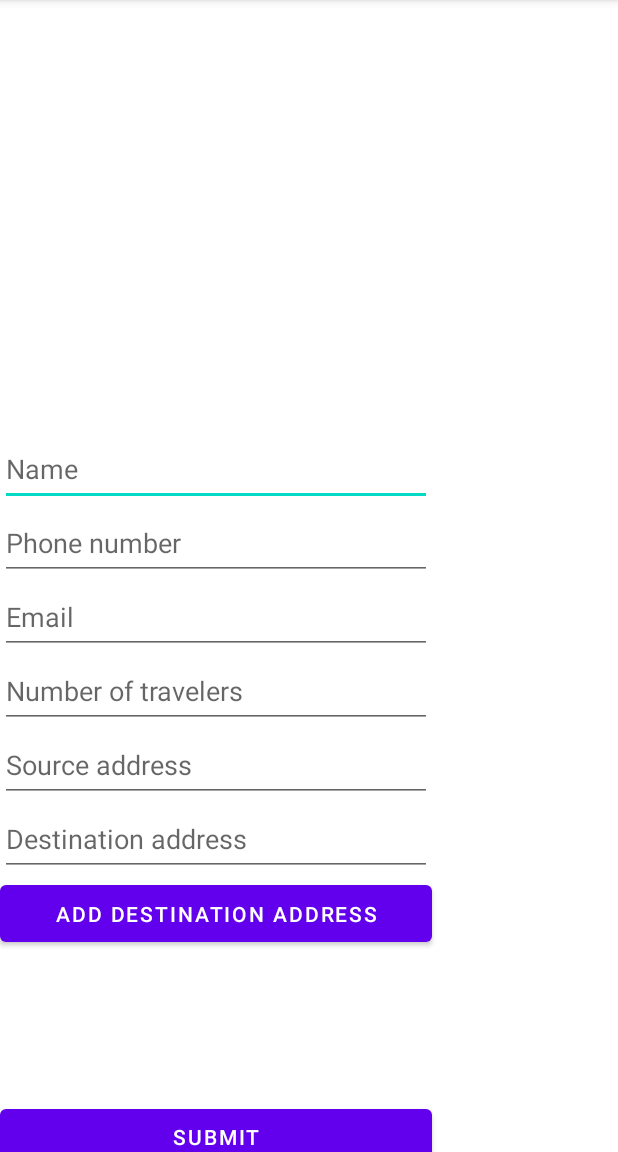
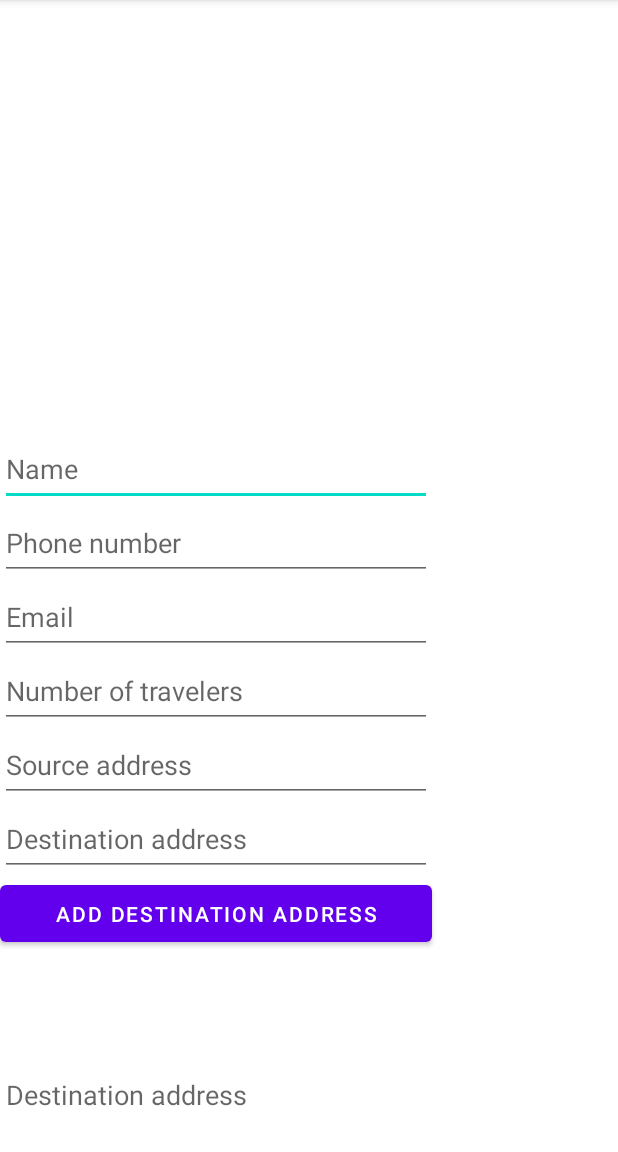
Before and after one commit to yabartf/Android_Project, an Android app: the AddTravelActivity screen opened directly, with no data from a screen before it, after a tap on "ADD DESTINATION ADDRESS", on a phone screen of 412 x 824 dp, the part 84-1236 px from its top. Run offline under Robolectric (Android 15) with nearby library versions, the phone set to English and light mode, and no system bars; our stand-ins replace Firebase (no records; nobody signed in at launch, a user with empty details on screens opened directly), Room's generated code.

Commit message:
add travels

```diff
--- a/app/src/main/java/com/example/android_project_5840_6639/UI/AddTravelActivity.java
+++ b/app/src/main/java/com/example/android_project_5840_6639/UI/AddTravelActivity.java
@@ -4,11 +4,14 @@ import androidx.appcompat.app.AppCompatActivity;
 import androidx.lifecycle.Observer;
 import androidx.lifecycle.ViewModel;
 import androidx.lifecycle.ViewModelProvider;
-import androidx.lifecycle.ViewModelProviders;
+
 
 import android.os.Bundle;
 import android.view.View;
+import android.widget.Button;
 import android.widget.EditText;
+import android.widget.LinearLayout;
+import android.widget.TextView;
 import android.widget.Toast;
 
 import com.example.android_project_5840_6639.Entities.Travel;
@@ -16,6 +19,8 @@ import com.example.android_project_5840_6639.R;
 
 public class AddTravelActivity extends AppCompatActivity {
     private final Travel travel = new Travel();
+    static int addTravelIndex = 0;
+    int numOfDestnation = 10;
 
     TravelViewModel travelViewModel;
 
@@ -29,8 +34,41 @@ public class AddTravelActivity extends AppCompatActivity {
     }
 
     public void addAddress(View view) {
+        EditText editText = new EditText(this);
+        Button remuveButton = new Button(this);
+        LinearLayout linearLayout = findViewById(R.id.addTravelsLayout);
+        editText.setHeight(288);
+        editText.setWidth(49);
+        editText.setEms(10);
+        editText.setId(addTravelIndex + numOfDestnation);
+        editText.setHint("Destination address");
+        remuveButton.setHeight(50);
+        remuveButton.setWidth(288);
+        remuveButton.setEms(10);
+        remuveButton.setId(addTravelIndex++);
+        String text = "Remove";
+        remuveButton.setText(text);
+        linearLayout.addView(editText,linearLayout.getChildCount());
+        linearLayout.addView(remuveButton,linearLayout.getChildCount());
 
+
+        remuveButton.setOnClickListener(new View.OnClickListener() {
+            @Override
+            public void onClick(View v) {
+                int id = v.getId();
+                linearLayout.removeView(v);
+                TextView tv = findViewById(id + numOfDestnation);
+                linearLayout.removeView(tv);
+                for (int i = 2;i < linearLayout.getChildCount() / 2 +1;i++){
+                    linearLayout.getChildAt(i).setId(i - 2);
+                    linearLayout.getChildAt(i + numOfDestnation).setId(i + numOfDestnation -2);
+                }
+                --addTravelIndex;
+            }
+        }
+        );
     }
+
 
 
     public void submitted(View view) {
--- a/app/src/main/java/com/example/android_project_5840_6639/UI/MainActivity.java
+++ b/app/src/main/java/com/example/android_project_5840_6639/UI/MainActivity.java
@@ -1,7 +1,7 @@
 package com.example.android_project_5840_6639.UI;
 
 import androidx.appcompat.app.AppCompatActivity;
-import androidx.lifecycle.ViewModelProviders;
+import androidx.lifecycle.ViewModelProvider;
 
 import android.content.Intent;
 import android.os.Bundle;
--- a/app/src/main/res/layout/activity_add_travel.xml
+++ b/app/src/main/res/layout/activity_add_travel.xml
@@ -61,6 +61,13 @@
             android:hint="Source address"
             />
 
+
+        <LinearLayout
+            android:orientation="vertical"
+            android:id="@+id/addTravelsLayout"
+            android:layout_width="match_parent"
+            android:layout_height="match_parent">
+
             <EditText
                 android:id="@+id/destinationAddressText"
                 android:layout_width="288dp"
@@ -70,13 +77,12 @@
 
 
             <Button
-            android:id="@+id/addAddressButton"
+                android:id="@+id/addDestinationButton"
                 android:layout_width="288dp"
                 android:layout_height="50dp"
                 android:onClick="addAddress"
-            android:text="Add destination address"
-         />
-
+                android:text="Add destination address" />
+<!--
             <TextView
                 android:id="@+id/optionalAddress"
                 android:layout_width="288dp"
@@ -93,7 +99,8 @@
                 android:text="Remove"
                 android:visibility="invisible"
             />
-
+         -->
+        </LinearLayout>
         <Button
             android:id="@+id/submitButton"
             android:layout_width="288dp"
--- a/build.gradle
+++ b/build.gradle
@@ -5,7 +5,7 @@ buildscript {
         jcenter()
     }
     dependencies {
-        classpath "com.android.tools.build:gradle:4.1.0"
+        classpath 'com.android.tools.build:gradle:4.1.1'
         classpath 'com.google.gms:google-services:4.3.3'
 
         // NOTE: Do not place your application dependencies here; they belong
```
Lines whose indentation alone changed are shown as unchanged.
